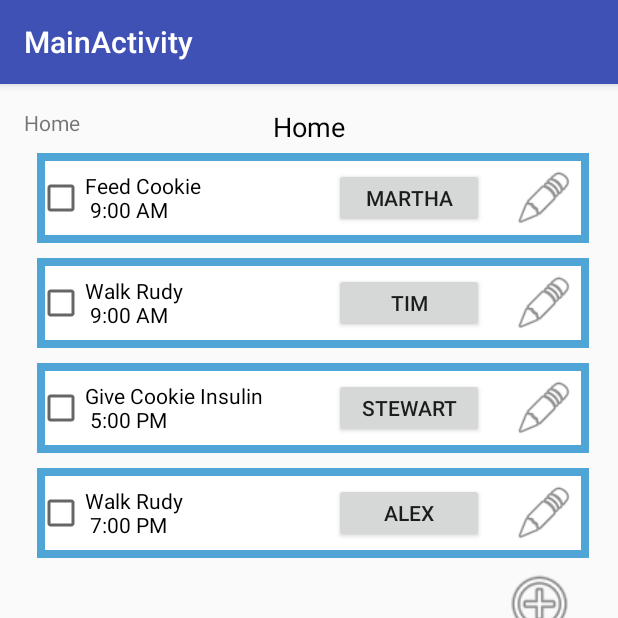
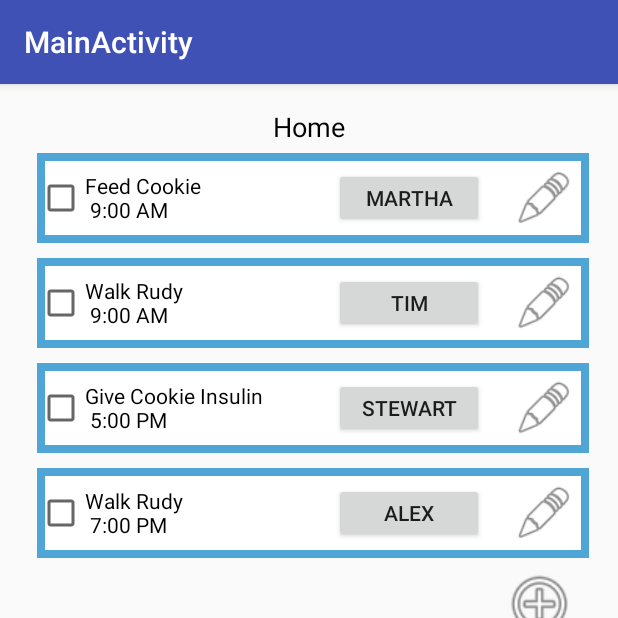
Before and after one commit to dregalbuto/pet-task-tracker-mirror, an Android app: the screen it shows after launch (MainActivity), on a phone screen of 412 x 824 dp, the top half of it. Run offline under Robolectric (Android 15) with nearby library versions, the phone set to English and light mode, and no system bars.

Commit message:
got rid of extra text on main page

```diff
--- a/app/src/main/res/layout/activity_main.xml
+++ b/app/src/main/res/layout/activity_main.xml
@@ -6,17 +6,6 @@
     android:layout_width="match_parent"
     android:layout_height="match_parent"
     tools:context="northeastern.is4300.pettasktracker.MainActivity">
-
-    <TextView
-        android:id="@+id/message_users"
-        android:layout_width="wrap_content"
-        android:layout_height="wrap_content"
-        android:layout_marginLeft="@dimen/activity_horizontal_margin"
-        android:layout_marginStart="@dimen/activity_horizontal_margin"
-        android:layout_marginTop="@dimen/activity_vertical_margin"
-        android:text="@string/title_home"
-        app:layout_constraintLeft_toLeftOf="parent"
-        app:layout_constraintTop_toTopOf="parent" />
 
     <FrameLayout
         android:id="@+id/frame_layout"
```
